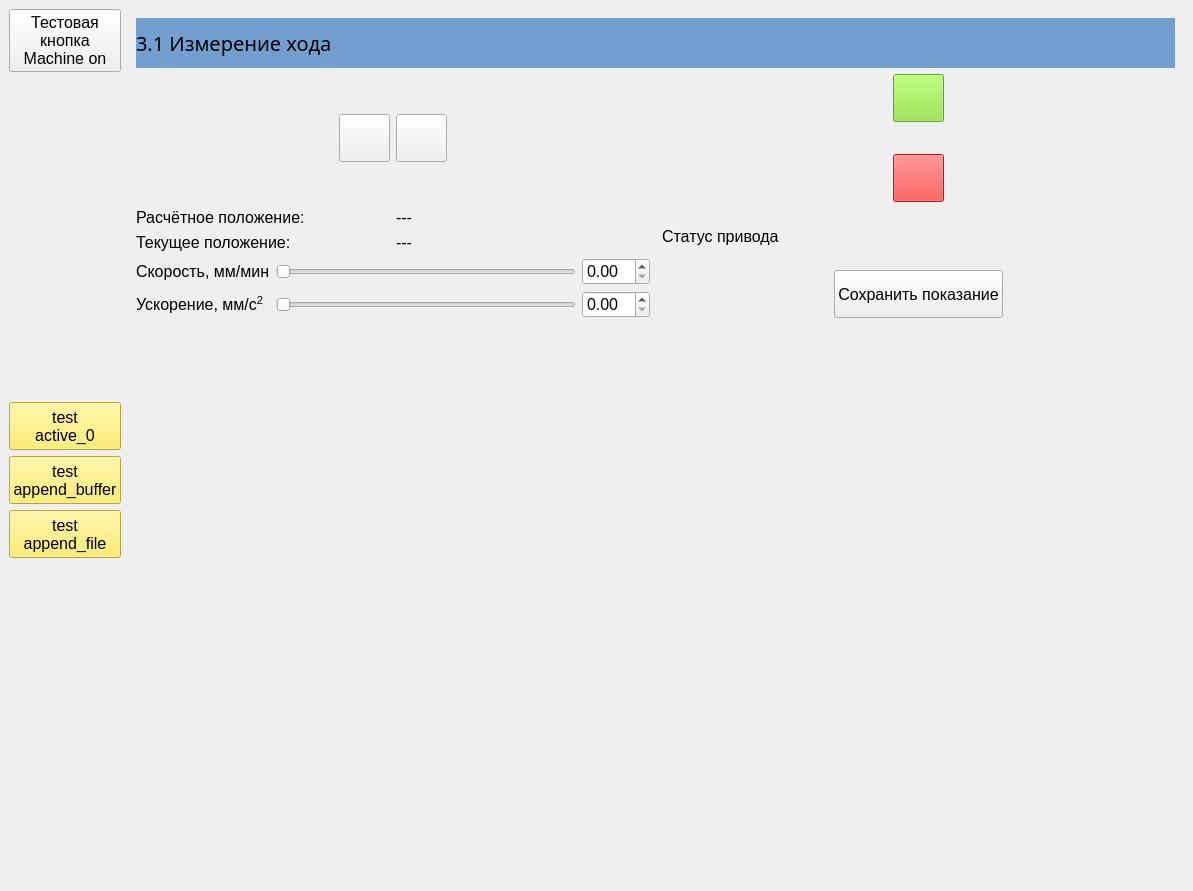
Above: BallScrewVCP1.ui from Ornstein89/BallScrewControl_QtVCP before the change. Below: the same form after it.
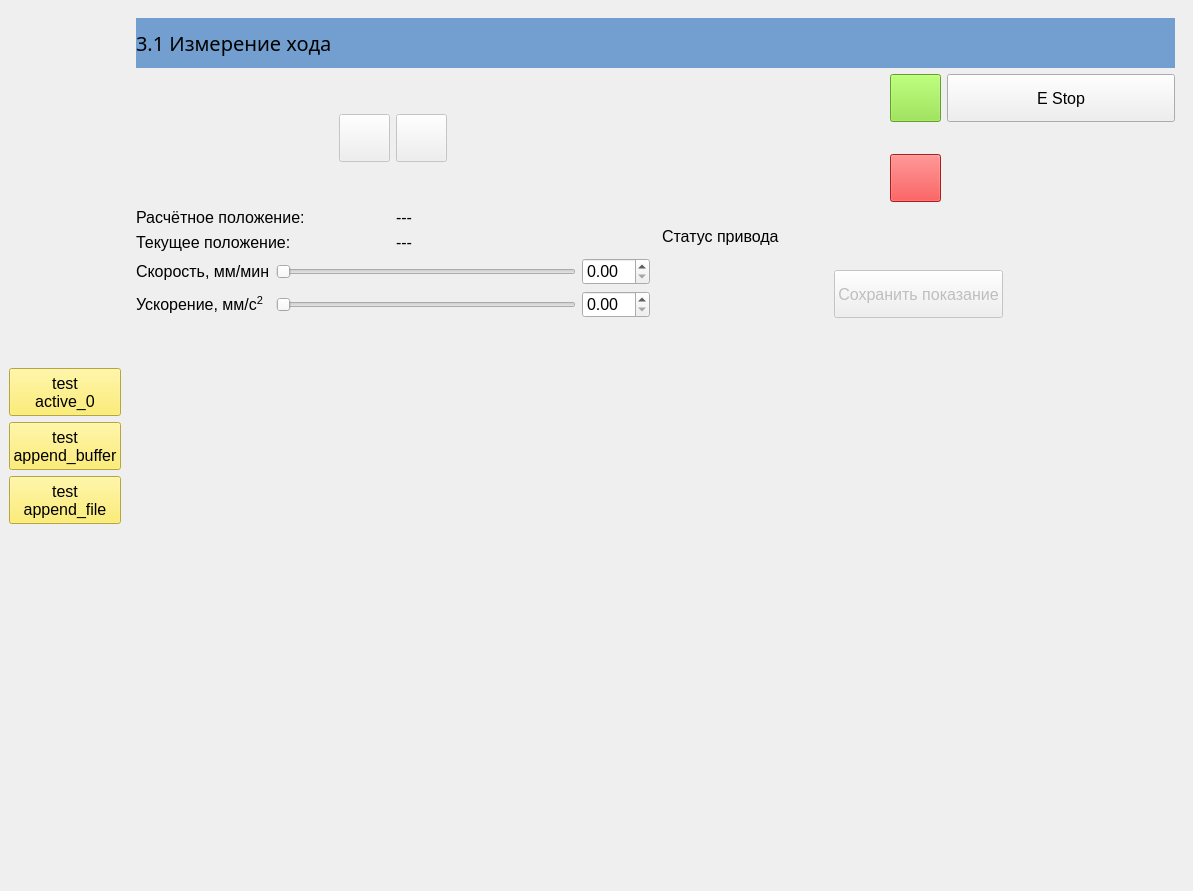
That is the form after the change. Icons and pictures are not drawn. Custom widgets are drawn as their Qt base class.

Commit message: Form 3.1-3.2 buttons behavoir fixed

What changed in the file:
```diff
--- a/BallScrewVCP1.ui
+++ b/BallScrewVCP1.ui
@@ -120,6 +120,9 @@
           </item>
           <item row="1" column="0" colspan="2" alignment="Qt::AlignHCenter">
            <widget class="PushButton" name="btnLog_Trigger31">
+            <property name="enabled">
+             <bool>false</bool>
+            </property>
             <property name="sizePolicy">
              <sizepolicy hsizetype="Fixed" vsizetype="Fixed">
               <horstretch>0</horstretch>
@@ -166,6 +169,9 @@
           </item>
           <item>
            <widget class="PushButton" name="btnJog_Minus31">
+            <property name="enabled">
+             <bool>false</bool>
+            </property>
             <property name="icon">
              <iconset resource="BallScrewVCP.qrc">
               <normaloff>:/resources/caret_left.png</normaloff>:/resources/caret_left.png</iconset>
@@ -180,6 +186,9 @@
           </item>
           <item>
            <widget class="PushButton" name="btnJog_Plus31">
+            <property name="enabled">
+             <bool>false</bool>
+            </property>
             <property name="icon">
              <iconset resource="BallScrewVCP.qrc">
               <normaloff>:/resources/caret_right.png</normaloff>:/resources/caret_right.png</iconset>
@@ -322,6 +331,25 @@
             </property>
            </widget>
           </item>
+          <item row="0" column="2">
+           <widget class="ActionButton" name="actionbutton">
+            <property name="text">
+             <string>E Stop</string>
+            </property>
+            <property name="indicator_option" stdset="0">
+             <bool>true</bool>
+            </property>
+            <property name="indicator_status_option" stdset="0">
+             <bool>true</bool>
+            </property>
+            <property name="is_estopped_status" stdset="0">
+             <bool>true</bool>
+            </property>
+            <property name="estop_action" stdset="0">
+             <bool>true</bool>
+            </property>
+           </widget>
+          </item>
          </layout>
         </item>
         <item row="5" column="0">
@@ -375,27 +403,6 @@
     </item>
     <item row="0" column="0">
      <layout class="QVBoxLayout" name="verticalLayout_3">
-      <item>
-       <widget class="ActionButton" name="actionbutton">
-        <property name="text">
-         <string>Тестовая
-кнопка
-Machine on</string>
-        </property>
-        <property name="indicator_option" stdset="0">
-         <bool>true</bool>
-        </property>
-        <property name="indicator_status_option" stdset="0">
-         <bool>true</bool>
-        </property>
-        <property name="is_estopped_status" stdset="0">
-         <bool>true</bool>
-        </property>
-        <property name="estop_action" stdset="0">
-         <bool>true</bool>
-        </property>
-       </widget>
-      </item>
       <item>
        <spacer name="verticalSpacer">
         <property name="orientation">
```
Left out of the diff: 21 changed lines with no effect on the pictures. The commit also changes 5 other files.
